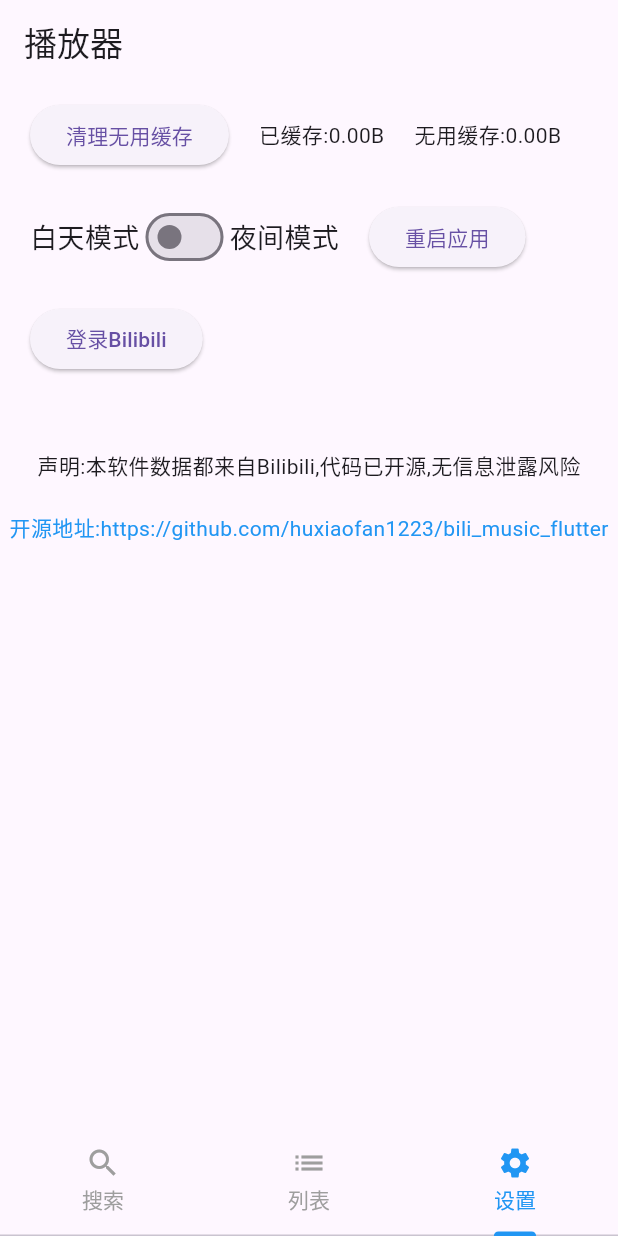
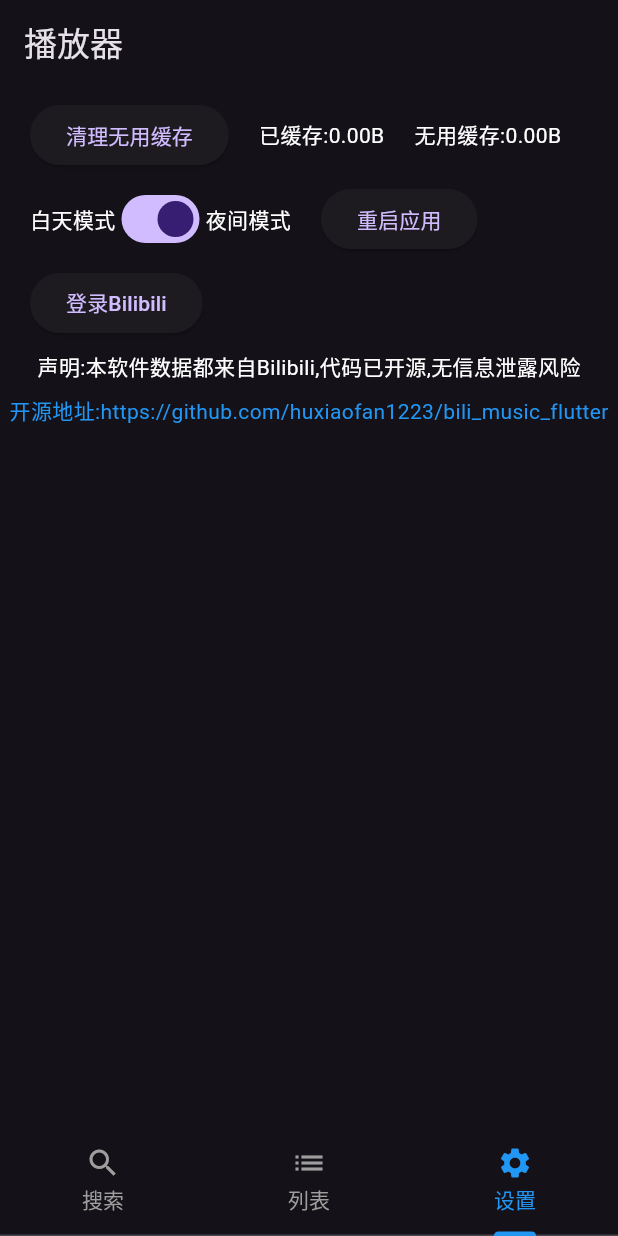
Before and after one commit to huxiaofan1223/bili_music_flutter, a Flutter app: the screen it shows after launch, item 3 of the bottom bar chosen, on a phone screen of 412 x 824 dp. Run offline on Flutter 3.47's test engine with Material 3 defaults, Android fonts, the phone set to English and light mode, and no system bars; our stand-ins replace dio, fluttertoast, html_unescape, just_audio, plugin_platform_interface, qr_flutter and 2 more; network calls fail.

Commit message:
fix:setting scroll

```diff
--- a/lib/main.dart
+++ b/lib/main.dart
@@ -152,7 +152,7 @@ class _MyTabPageState extends State<MyTabPage>
       SharedPreferences prefs = await SharedPreferences.getInstance();
       context.read<PlayStore>().setCookie(prefs.getString('cookie')??'');
       context.read<PlayStore>().setShuffleVal(prefs.getBool('isShuffle')??false);
-      context.read<PlayStore>().setDarkMode(prefs.getBool('isDarkMode')??false);
+      context.read<PlayStore>().setDarkMode(prefs.getBool('isDarkMode')??true);
       context.read<PlayStore>().setCurrent(prefs.getInt('current')??0);
     });
 
--- a/lib/pages/setting.dart
+++ b/lib/pages/setting.dart
@@ -229,7 +229,8 @@ class _SettingPageState extends State<SettingPage> with AutomaticKeepAliveClient
   }
   @override
   Widget build(BuildContext context) {
-    return Center(
+    return SingleChildScrollView(
+      padding: EdgeInsets.only(bottom:50),
       child: Column(
         children: [
           SizedBox(height:10),
@@ -265,18 +266,18 @@ class _SettingPageState extends State<SettingPage> with AutomaticKeepAliveClient
               Text('无用缓存:${byte2Txt(noUseSize)}',style:TextStyle(fontSize: 14)),
             ],
           ),
-          SizedBox(height:20),
+          SizedBox(height:8),
           Row(
             children: [
               SizedBox(width:20),
-              Text("白天模式"),
+              Text("白天模式",style:TextStyle(fontSize: 14)),
               Switch(
                 value: context.watch<PlayStore>().isDarkMode,
                 onChanged: (value) {
                   context.read<PlayStore>().toggleTheme();
                 },
               ),
-              Text("夜间模式"),
+              Text("夜间模式",style:TextStyle(fontSize: 14)),
 
               SizedBox(width:20),
               ElevatedButton(
@@ -291,7 +292,14 @@ class _SettingPageState extends State<SettingPage> with AutomaticKeepAliveClient
               ),
             ],
           ),
-          SizedBox(height:20),
+          SizedBox(height:8),
+          showCode?QrImageView(
+            data: qrUrl,
+            version: QrVersions.auto,
+            backgroundColor:Colors.white,
+            size: 100.0,
+          ):SizedBox(),
+          showCode?Text('请打开Bilibili客户端扫码登录,$limitSeconds秒过期',style:TextStyle(fontSize: 14)):SizedBox(),
           Row(
             children: [
               SizedBox(width:20),
@@ -325,17 +333,9 @@ class _SettingPageState extends State<SettingPage> with AutomaticKeepAliveClient
               ):SizedBox(),
             ],
           ),
-          SizedBox(height:20),
-          showCode?QrImageView(
-            data: qrUrl,
-            version: QrVersions.auto,
-            backgroundColor:Colors.white,
-            size: 200.0,
-          ):SizedBox(),
-          showCode?Text('请打开Bilibili客户端扫码登录,$limitSeconds秒过期',style:TextStyle(fontSize: 14)):SizedBox(),
-          SizedBox(height:30),
+          SizedBox(height:8),
           Text('声明:本软件数据都来自Bilibili,代码已开源,无信息泄露风险',style:TextStyle(fontSize: 14)),
-          SizedBox(height:20),
+          SizedBox(height:8),
         GestureDetector(
           onTap: () async {
             final url = "https://github.com/huxiaofan1223/bili_music_flutter";
```
